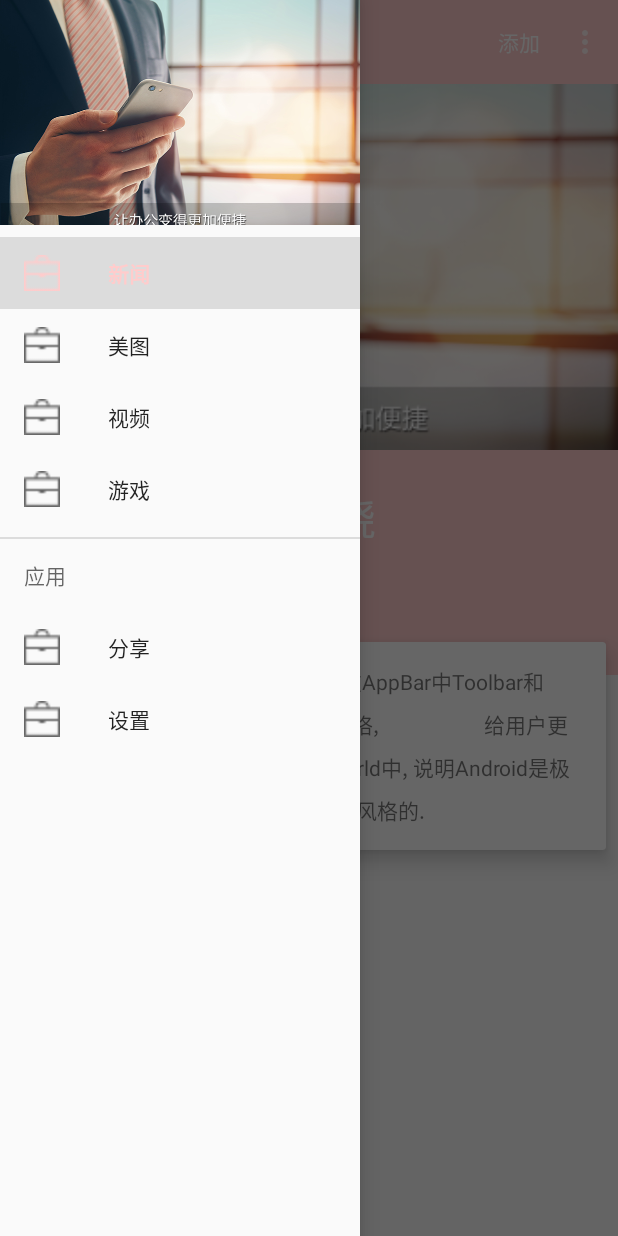
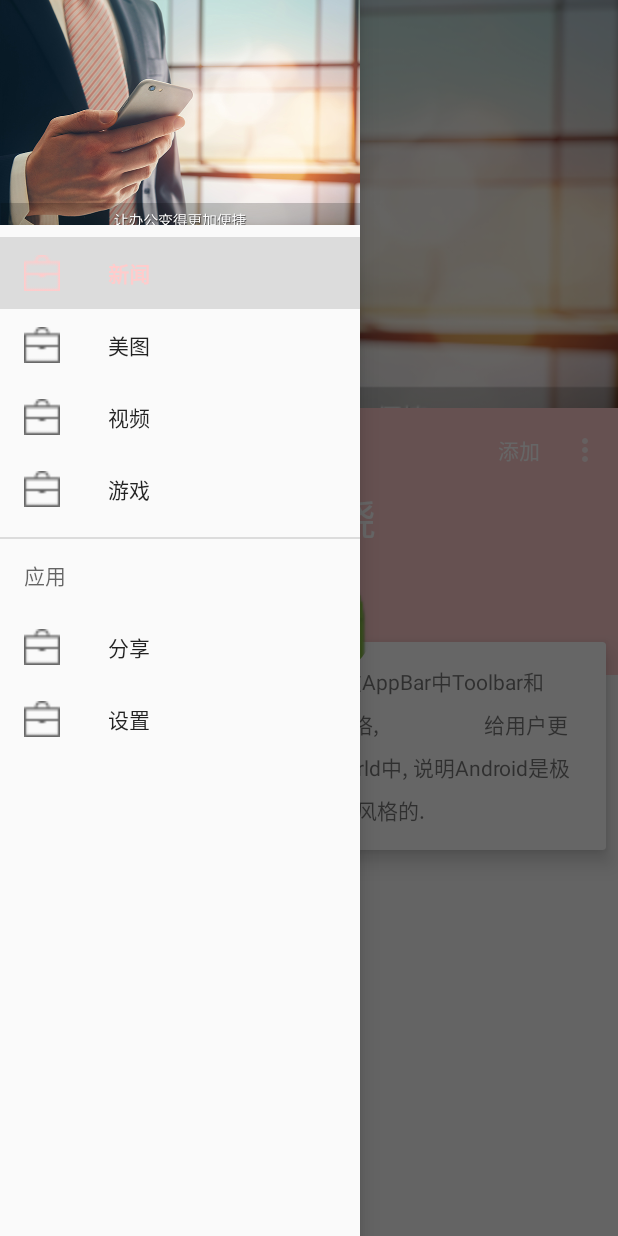
Before and after one commit to JingMeng/MaterialDesignDemo-1, an Android app: the screen it shows after launch (MainActivity), with the side drawer open, on a phone screen of 412 x 824 dp. Run offline under Robolectric (Android 15) with nearby library versions, the phone set to English and light mode, and no system bars; our stand-ins replace CircleImageView.

Commit message:
修复图片不能联动的bug

```diff
--- a/app/src/main/java/com/sinieco/materialdesigndemo/MainActivity.java
+++ b/app/src/main/java/com/sinieco/materialdesigndemo/MainActivity.java
@@ -153,7 +153,7 @@ public class MainActivity extends AppCompatActivity {
         tool.setSubtitleTextColor(getResources().getColor(R.color.colorAccent));
         tool.collapseActionView();
         setSupportActionBar(tool);
-        getSupportActionBar().setDisplayHomeAsUpEnabled(true);
+//        getSupportActionBar().setDisplayHomeAsUpEnabled(true);
         tool.setNavigationOnClickListener(new View.OnClickListener() {
             @Override
             public void onClick(View view) {
--- a/app/src/main/res/layout/activity_main.xml
+++ b/app/src/main/res/layout/activity_main.xml
@@ -84,6 +84,7 @@
             android:layout_width="match_parent"
             android:background="?attr/colorPrimary"
             android:layout_height="?attr/actionBarSize"
+            app:layout_anchor="@id/main_fl_title"
             app:theme="@style/ThemeOverlay.AppCompat.Dark">
             <LinearLayout
                 android:layout_width="wrap_content"
```
